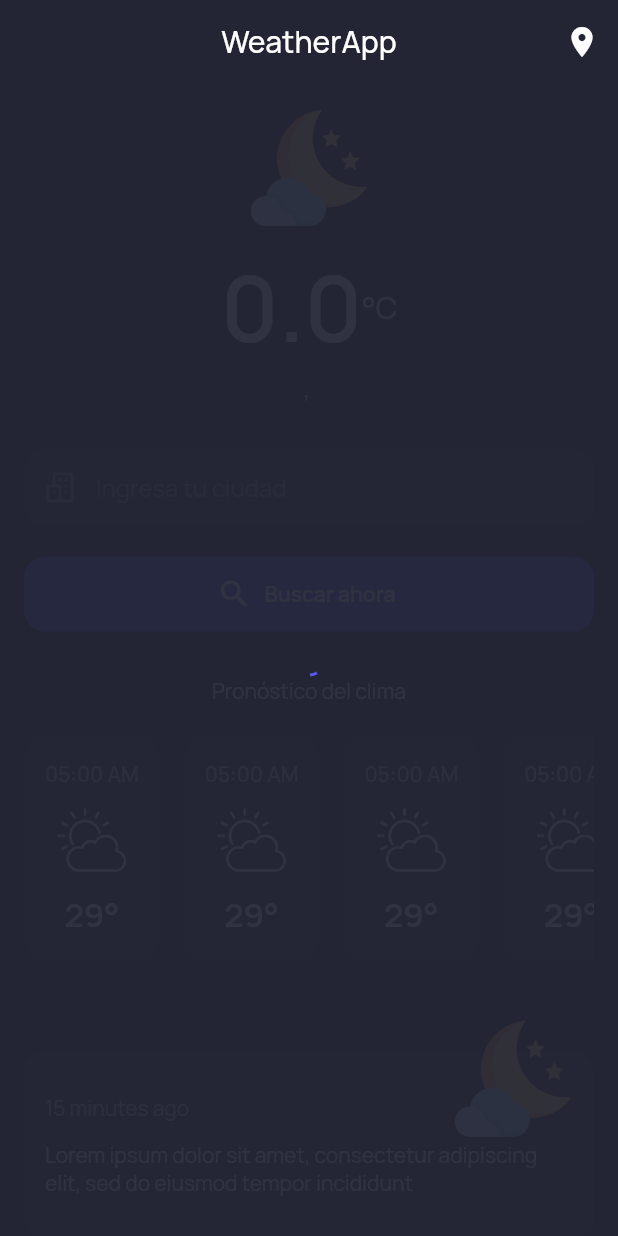
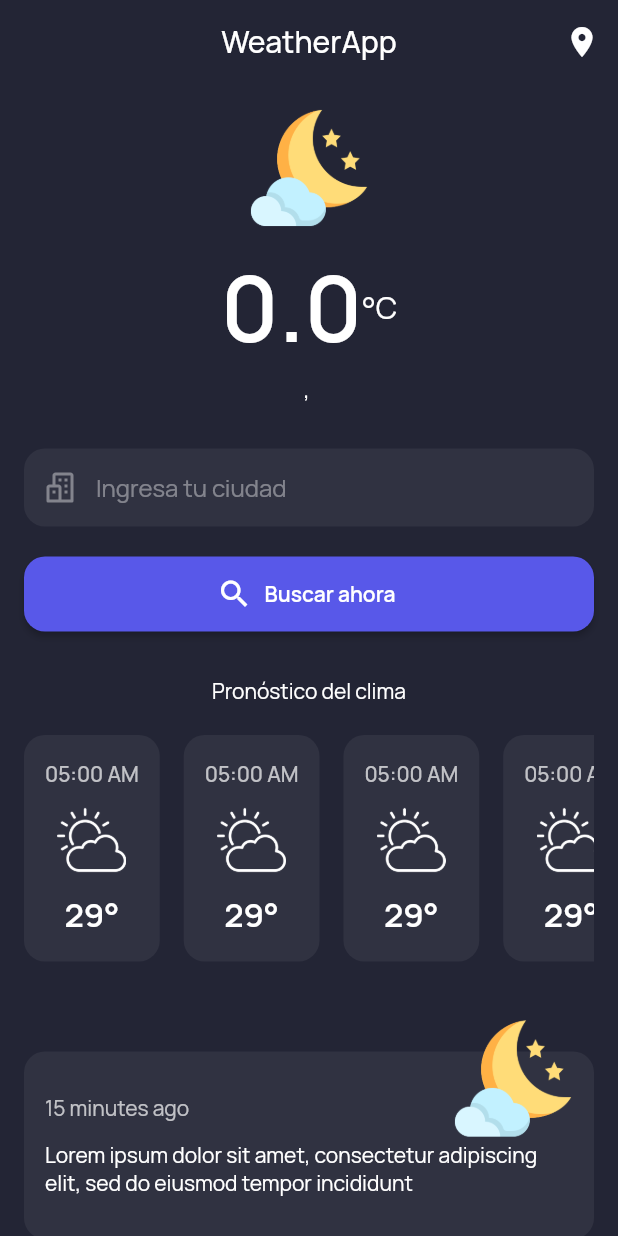
Before and after one commit to ehbarrionuevo/flutter_codigo_weatherapp, a Flutter app: the screen it shows after launch, on a phone screen of 412 x 824 dp. Run offline on Flutter 3.47's test engine with Material 2 defaults, Android fonts, the phone set to English and light mode, and no system bars; our stand-ins replace flutter_svg, google_fonts.

```diff
--- a/lib/pages/home_page.dart
+++ b/lib/pages/home_page.dart
@@ -36,6 +36,8 @@ class _HomePageState extends State<HomePage> {
           isLoading = false;
           setState(() {});
         } else {
+          isLoading = false;
+          setState(() {});
           ScaffoldMessenger.of(context).showSnackBar(
             SnackBar(
               backgroundColor: Color(0xffFA595D),
@@ -258,7 +260,7 @@ class _HomePageState extends State<HomePage> {
               ),
             ),
           ),
-          Container(
+          isLoading ? Container(
             color: kBrandPrimaryColor.withOpacity(0.94),
             child: const Center(
               child: SizedBox(
@@ -270,7 +272,7 @@ class _HomePageState extends State<HomePage> {
                 ),
               ),
             ),
-          ),
+          ) : const SizedBox(),
         ],
       ),
     );
```
